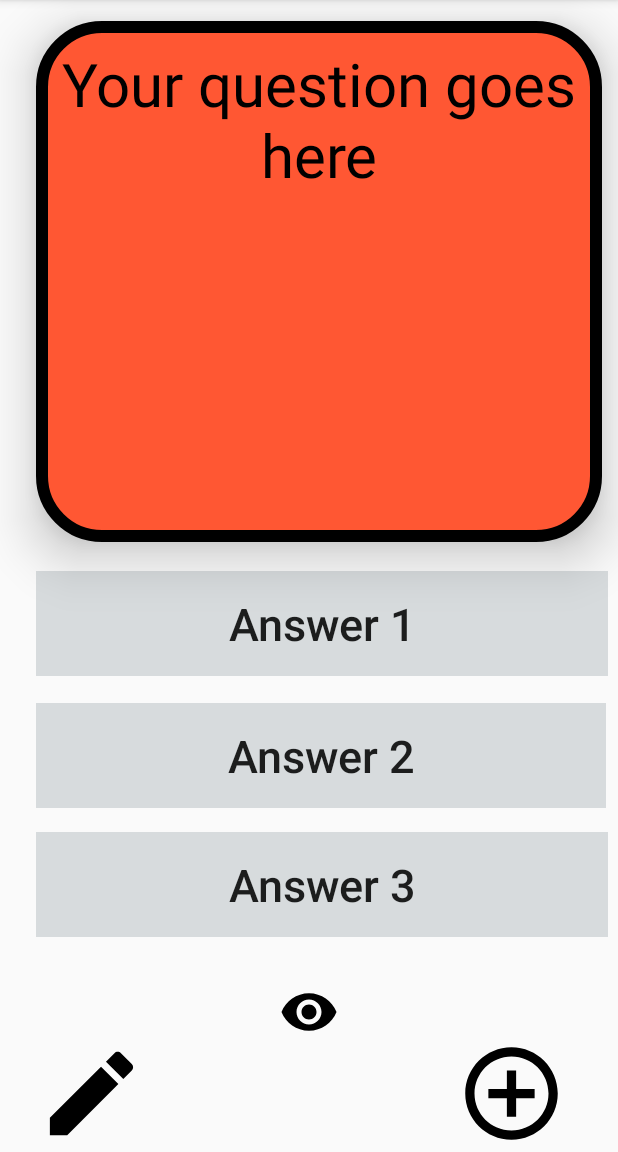
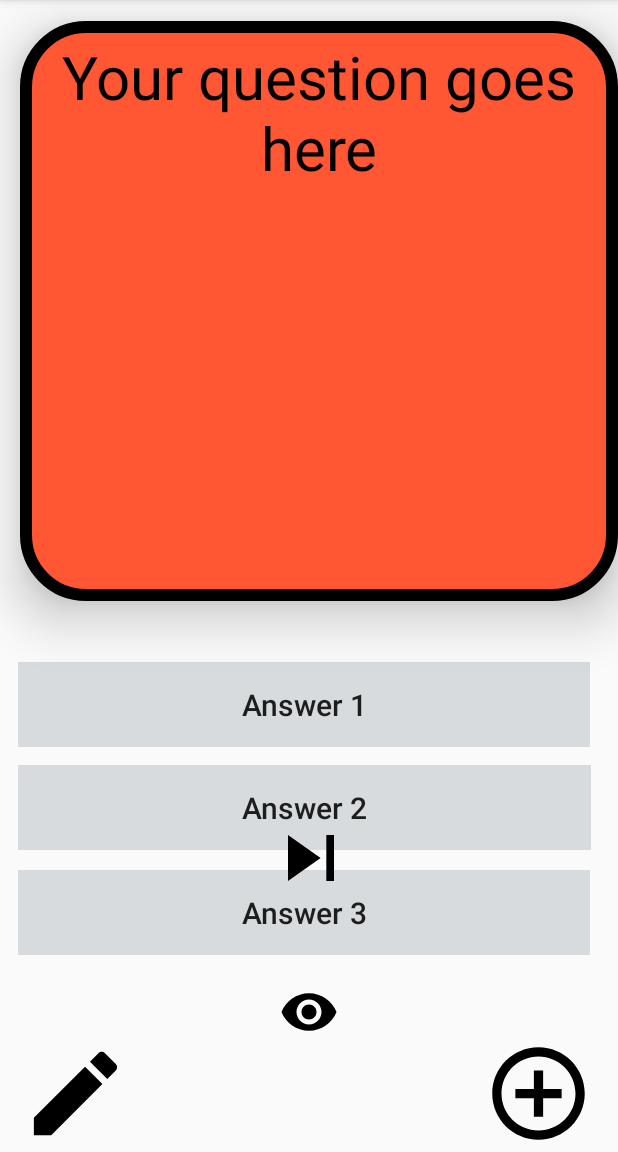
Before and after one commit to j-davila/Show_Me_The_Answer, an Android app: the screen it shows after launch (MainActivity), on a phone screen of 412 x 824 dp, the part 84-1236 px from its top. Run offline under Robolectric (Android 15) with nearby library versions, the phone set to English and light mode, and no system bars; our stand-ins replace Room's generated code.

Commit message:
1. Added logic to allow users the ability to select the next card 2. Changed id names and variable names to enhance readability 3. Added next icon 4. Changed layout to allow for longer questions and answers

```diff
--- a/app/src/main/java/com/github/noreply/a34734577j_davilausers/show_me_the_answer/MainActivity.java
+++ b/app/src/main/java/com/github/noreply/a34734577j_davilausers/show_me_the_answer/MainActivity.java
@@ -15,6 +15,7 @@ public class MainActivity extends AppCompatActivity {
     public boolean isShowingAnswers = true;
     FlashcardDatabase flashcardDatabase;
     List<Flashcard> allFlashcards;
+    int currentCardDisplayedIndex = 0;
 
     @Override
     protected void onCreate(Bundle savedInstanceState) {
@@ -30,6 +31,22 @@ public class MainActivity extends AppCompatActivity {
             ((TextView) findViewById(R.id.flashcard_answer))
                     .setText(allFlashcards.get(0).getAnswer());
         }
+
+        findViewById(R.id.next_button).setOnClickListener(new View.OnClickListener() {
+            @Override
+            public void onClick(View v) {
+                currentCardDisplayedIndex++;
+
+                if (currentCardDisplayedIndex > allFlashcards.size() -1){
+                currentCardDisplayedIndex = 0;
+                }
+
+                ((TextView) findViewById(R.id.flashcard_question)).setText(allFlashcards.get
+                        (currentCardDisplayedIndex).getQuestion());
+                ((TextView) findViewById(R.id.flashcard_answer)).setText(allFlashcards.get
+                        (currentCardDisplayedIndex).getAnswer());
+            }
+        });
 
         findViewById(R.id.flashcard_question).setOnClickListener(new View.OnClickListener() {
             @Override
@@ -96,23 +113,24 @@ public class MainActivity extends AppCompatActivity {
             }
         });
         // Interacting with the icon turns the answers visible or invisible
-        findViewById(R.id.visible).setOnClickListener(new View.OnClickListener(){
+        findViewById(R.id.visible_button).setOnClickListener(new View.OnClickListener(){
             @Override
             public void onClick(View v) {
                 if (isShowingAnswers) {
                     findViewById(R.id.answer1).setVisibility(View.INVISIBLE);
                     findViewById(R.id.answer2).setVisibility(View.INVISIBLE);
                     findViewById(R.id.answer3).setVisibility(View.INVISIBLE);
-                    ((ImageView) findViewById(R.id.visible)).setImageResource(
+                    ((ImageView) findViewById(R.id.visible_button)).setImageResource(
                             R.drawable.eye_invisible);
                     isShowingAnswers = false;
+
                 }
 
                 else {
                     findViewById(R.id.answer1).setVisibility(View.VISIBLE);
                     findViewById(R.id.answer2).setVisibility(View.VISIBLE);
                     findViewById(R.id.answer3).setVisibility(View.VISIBLE);
-                    ((ImageView) findViewById(R.id.visible)).setImageResource(
+                    ((ImageView) findViewById(R.id.visible_button)).setImageResource(
                             R.drawable.visible_eye);
                     isShowingAnswers = true;
                 }
@@ -120,7 +138,7 @@ public class MainActivity extends AppCompatActivity {
         });
         // Interacting with the add icon takes the user to new activity to add another card
         // If user inputs text and creates a new card the information is passed and stored here
-        findViewById(R.id.add_card).setOnClickListener(new View.OnClickListener() {
+        findViewById(R.id.add_button).setOnClickListener(new View.OnClickListener() {
             @Override
             public void onClick(View v) {
                 Intent intent = new Intent(MainActivity.this,
@@ -129,7 +147,7 @@ public class MainActivity extends AppCompatActivity {
             }
         });
         // Allows user to click on edit button and change question
-        findViewById(R.id.btn_edit).setOnClickListener(new View.OnClickListener() {
+        findViewById(R.id.edit_button).setOnClickListener(new View.OnClickListener() {
             @Override
             public void onClick(View v) {
                 Intent intent = new Intent(MainActivity.this, AddCardActivity.class);
--- a/app/src/main/res/drawable-port/question_custom.xml
+++ b/app/src/main/res/drawable-port/question_custom.xml
@@ -1,11 +1,14 @@
 <?xml version="1.0" encoding="utf-8"?>
 <shape xmlns:android="http://schemas.android.com/apk/res/android"
     xmlns:tools="http://schemas.android.com/tools"
+    tools:ignore="MissingDefaultResource">
     android:shape="rectangle"
-    tools:ignore="MissingDefaultResource">
     <corners android:radius="40dp" />
-    <stroke android:width="8dp" android:color="#000000" />
+    <stroke android:width="8dp"
+        android:color="#000000" />
     <solid android:color=" #ff5733"/>
-    <padding android:left="15dp" android:top="15dp"
-        android:right="15dp" android:bottom="15dp" />
+    <padding android:left="10dp"
+        android:top="10dp"
+        android:right="10dp"
+        android:bottom="10dp"/>
 </shape>
--- /dev/null
+++ b/app/src/main/res/drawable/next_card.xml
@@ -0,0 +1,9 @@
+<vector xmlns:android="http://schemas.android.com/apk/res/android"
+        android:width="24dp"
+        android:height="24dp"
+        android:viewportWidth="24.0"
+        android:viewportHeight="24.0">
+    <path
+        android:fillColor="#FF000000"
+        android:pathData="M6,18l8.5,-6L6,6v12zM16,6v12h2V6h-2z"/>
+</vector>
--- a/app/src/main/res/layout/activity_add_card.xml
+++ b/app/src/main/res/layout/activity_add_card.xml
@@ -7,7 +7,7 @@
     tools:context=".AddCardActivity">
 
     <ImageView
-        android:id="@+id/cancel_add"
+        android:id="@+id/cancel_button"
         android:layout_width="74dp"
         android:layout_height="78dp"
         android:layout_alignParentEnd="true"
@@ -44,7 +44,7 @@
         tools:targetApi="o" />
 
     <ImageView
-        android:id="@+id/btn_save"
+        android:id="@+id/save_button"
         android:layout_width="73dp"
         android:layout_height="82dp"
         android:layout_alignParentStart="true"
@@ -81,7 +81,7 @@
         tools:targetApi="o" />
 
     <EditText
-        android:id="@+id/flashcardAnswer"
+        android:id="@+id/back_answer_text"
         android:layout_width="361dp"
         android:layout_height="wrap_content"
         android:layout_alignParentTop="true"
--- a/app/src/main/res/layout/activity_main.xml
+++ b/app/src/main/res/layout/activity_main.xml
@@ -9,14 +9,14 @@
 
     <TextView
         android:id="@+id/flashcard_question"
-        android:layout_width="377dp"
+        android:layout_width="wrap_content"
         android:layout_height="wrap_content"
         android:layout_above="@+id/answer2"
         android:layout_alignParentStart="true"
         android:layout_alignParentTop="true"
-        android:layout_marginStart="24dp"
+        android:layout_marginStart="13dp"
         android:layout_marginTop="14dp"
-        android:layout_marginBottom="107dp"
+        android:layout_marginBottom="109dp"
         android:background="@drawable/question_custom"
         android:elevation="20dp"
         android:src="@drawable/question_custom"
@@ -28,21 +28,41 @@
         android:visibility="visible" />
 
     <TextView
+        android:id="@+id/flashcard_answer"
+        android:layout_width="400sp"
+        android:layout_height="wrap_content"
+        android:layout_above="@+id/answer2"
+        android:layout_alignStart="@+id/flashcard_question"
+        android:layout_alignParentTop="true"
+        android:layout_marginStart="-1dp"
+        android:layout_marginTop="14dp"
+        android:layout_marginBottom="109dp"
+        android:background="@drawable/answer_toggle"
+        android:elevation="20dp"
+        android:src="@drawable/answer_toggle"
+        android:text="@string/answer"
+        android:textAlignment="center"
+        android:textColor="@color/txtQuestion"
+        android:textSize="40sp"
+        android:typeface="sans"
+        android:visibility="invisible" />
+
+    <TextView
         android:id="@+id/answer1"
         android:layout_width="381dp"
         android:layout_height="wrap_content"
         android:layout_alignStart="@+id/flashcard_question"
         android:layout_alignParentStart="false"
         android:layout_alignParentBottom="true"
-        android:layout_centerHorizontal="true"
-        android:layout_centerVertical="true"
-        android:layout_marginBottom="317dp"
+        android:layout_centerInParent="true"
+        android:layout_marginStart="-1dp"
+        android:layout_marginBottom="270dp"
         android:background="@drawable/answers_background"
         android:singleLine="true"
         android:text="@string/answer1"
         android:textAlignment="center"
         android:textAppearance="@style/TextAppearance.AppCompat.Body2"
-        android:textSize="30sp"
+        android:textSize="20sp"
         android:textStyle="normal" />
 
     <TextView
@@ -53,17 +73,18 @@
         android:layout_alignParentStart="false"
         android:layout_alignParentEnd="true"
         android:layout_alignParentBottom="true"
+        android:layout_centerInParent="true"
         android:layout_centerHorizontal="true"
         android:layout_centerVertical="true"
         android:layout_marginStart="0dp"
-        android:layout_marginEnd="8dp"
-        android:layout_marginBottom="229dp"
+        android:layout_marginEnd="18dp"
+        android:layout_marginBottom="201dp"
         android:background="@drawable/answers_background"
         android:singleLine="true"
         android:text="@string/answer2"
         android:textAlignment="center"
         android:textAppearance="@style/TextAppearance.AppCompat.Body2"
-        android:textSize="30sp"
+        android:textSize="20sp"
         android:textStyle="normal" />
 
     <TextView
@@ -75,17 +96,17 @@
         android:layout_alignParentBottom="true"
         android:layout_centerInParent="true"
         android:layout_marginStart="0dp"
-        android:layout_marginBottom="143dp"
+        android:layout_marginBottom="131dp"
         android:background="@drawable/answers_background"
         android:singleLine="true"
         android:text="@string/answer3"
         android:textAlignment="center"
         android:textAppearance="@style/TextAppearance.AppCompat.Body2"
-        android:textSize="30sp"
+        android:textSize="20sp"
         android:textStyle="normal" />
 
     <ImageView
-        android:id="@+id/visible"
+        android:id="@+id/visible_button"
         android:layout_width="40dp"
         android:layout_height="40dp"
         android:layout_alignParentBottom="true"
@@ -96,10 +117,10 @@
         android:visibility="visible" />
 
     <ImageView
-        android:id="@+id/invisible"
+        android:id="@+id/invisible_button"
         android:layout_width="40dp"
         android:layout_height="40dp"
-        android:layout_alignStart="@+id/visible"
+        android:layout_alignStart="@+id/visible_button"
         android:layout_alignParentBottom="true"
         android:layout_marginBottom="73dp"
         android:contentDescription="@string/invisible"
@@ -107,7 +128,7 @@
         android:visibility="invisible" />
 
     <ImageView
-        android:id="@+id/btn_edit"
+        android:id="@+id/edit_button"
         android:layout_width="74dp"
         android:layout_height="78dp"
         android:layout_alignStart="@+id/flashcard_question"
@@ -118,33 +139,24 @@
         app:srcCompat="@drawable/btn_edit" />
 
     <ImageView
-        android:id="@+id/add_card"
+        android:id="@+id/add_button"
         android:layout_width="74dp"
         android:layout_height="78dp"
         android:layout_alignParentEnd="true"
         android:layout_alignParentBottom="true"
-        android:layout_marginEnd="34dp"
+        android:layout_marginEnd="16dp"
         android:layout_marginBottom="0dp"
         android:contentDescription="@string/add_card"
         app:srcCompat="@drawable/add_card" />
 
-    <TextView
-        android:id="@+id/flashcard_answer"
-        android:layout_width="377dp"
-        android:layout_height="wrap_content"
-        android:layout_above="@+id/answer2"
-        android:layout_alignParentStart="true"
+    <ImageView
+        android:id="@+id/next_button"
+        android:layout_width="61dp"
+        android:layout_height="61dp"
+        android:layout_alignEnd="@+id/add_button"
         android:layout_alignParentTop="true"
-        android:layout_marginStart="24dp"
-        android:layout_marginTop="14dp"
-        android:layout_marginBottom="107dp"
-        android:background="@drawable/answer_toggle"
-        android:elevation="20dp"
-        android:src="@drawable/answer_toggle"
-        android:text="@string/answer"
-        android:textAlignment="center"
-        android:textColor="@color/txtQuestion"
-        android:textSize="40sp"
-        android:typeface="sans"
-        android:visibility="invisible"/>
+        android:layout_marginTop="541dp"
+        android:layout_marginEnd="158dp"
+        android:contentDescription="@string/next_card"
+        app:srcCompat="@drawable/next_card" />
 </RelativeLayout>
--- a/app/src/main/res/values/strings.xml
+++ b/app/src/main/res/values/strings.xml
@@ -16,5 +16,6 @@
     <string name="answer_3">Enter Final Answer Here</string>
     <string name="btn_save">Saves user input and creates a new card</string>
     <string name="btn_edit">Allows user to edit current card</string>
+    <string name="next_card">Allows user to view the next card</string>
     <string name="droid"></string>
 </resources>
```
Also changed, not shown: app/src/main/java/com/github/noreply/a34734577j_davilausers/show_me_the_answer/AddCardActivity.java (+8 -8 lines), app/src/main/res/drawable-port/answer_custom.xml (+9 -6 lines).
